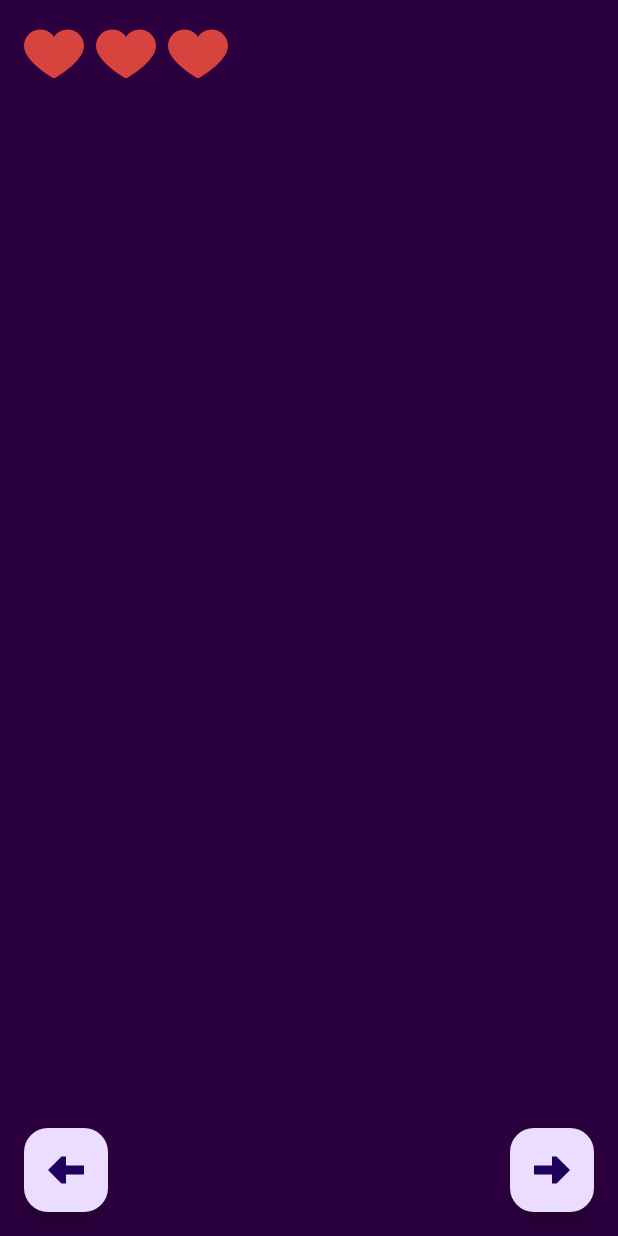
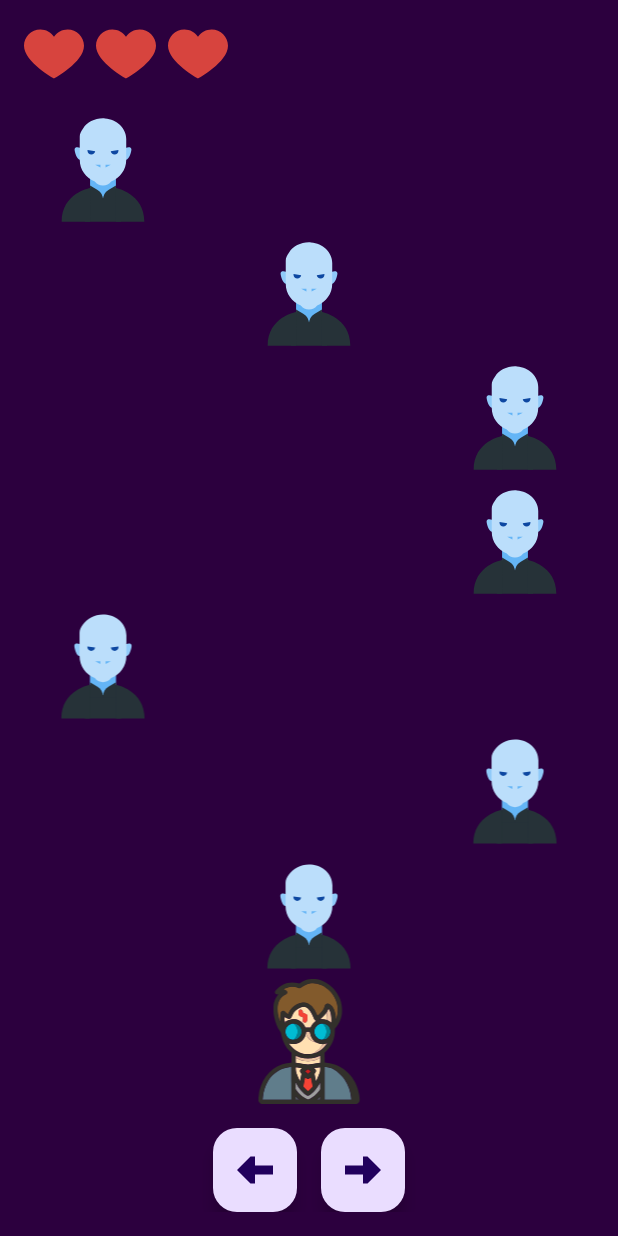
Before and after one commit to hadardv/HarryPotter-Android-Game, an Android app: the screen it shows after launch (MainActivity), on a phone screen of 412 x 824 dp. Run offline under Robolectric (Android 15) with nearby library versions, the phone set to English and light mode, and no system bars.

Commit message:
Added game basic logic and design

```diff
--- a/app/src/main/java/com/example/harrypottergame/MainActivity.kt
+++ b/app/src/main/java/com/example/harrypottergame/MainActivity.kt
@@ -1,24 +1,11 @@
 package com.example.harrypottergame
 
-import android.annotation.SuppressLint
-import android.graphics.Rect
 import android.os.Bundle
-import android.os.Handler
-import android.os.Looper
-import android.view.View
 import android.widget.GridLayout
-import android.widget.ImageView
-import android.widget.Toast
-import androidx.activity.enableEdgeToEdge
 import androidx.appcompat.app.AppCompatActivity
 import androidx.appcompat.widget.AppCompatImageView
-import androidx.core.view.ViewCompat
-import androidx.core.view.WindowInsetsCompat
-import com.google.android.material.button.MaterialButton
 import com.google.android.material.floatingactionbutton.FloatingActionButton
-import com.google.android.material.textview.MaterialTextView
 import logic.GameManager
-import kotlin.random.Random
 
 class MainActivity : AppCompatActivity() {
 
@@ -26,31 +13,36 @@ class MainActivity : AppCompatActivity() {
     private lateinit var main_BTN_rightArrow: FloatingActionButton
     private lateinit var hearts: Array<AppCompatImageView>
     private lateinit var gameManager: GameManager
-
+    private lateinit var gridLayout: GridLayout
 
     override fun onCreate(savedInstanceState: Bundle?) {
         super.onCreate(savedInstanceState)
         setContentView(R.layout.activity_main)
+
+        findViews()
         initViews()
-        findViews()
-        gameManager = GameManager(hearts = hearts)
+
+        gameManager = GameManager(gridLayout, hearts, this)
         gameManager.startGame()
     }
-
-    private fun initViews() {
-        main_BTN_leftArrow.setOnClickListener{gameManager.moveHarry(-1)}
-        main_BTN_rightArrow.setOnClickListener{gameManager.moveHarry(1)}
-    }
-
 
     private fun findViews() {
         main_BTN_leftArrow = findViewById(R.id.main_BTN_leftArrow)
         main_BTN_rightArrow = findViewById(R.id.main_BTN_rightArrow)
-
         hearts = arrayOf(
             findViewById(R.id.main_IMG_heart1),
             findViewById(R.id.main_IMG_heart2),
             findViewById(R.id.main_IMG_heart3)
         )
+        gridLayout = findViewById(R.id.main_grid)
+    }
+
+    private fun initViews() {
+        main_BTN_leftArrow.setOnClickListener {
+            gameManager.moveHarry(-1) // Move Harry left
+        }
+        main_BTN_rightArrow.setOnClickListener {
+            gameManager.moveHarry(1) // Move Harry right
+        }
     }
 }
--- a/app/src/main/java/logic/GameManager.kt
+++ b/app/src/main/java/logic/GameManager.kt
@@ -1,25 +1,184 @@
 package logic
 
+import android.content.Context
+import android.os.Handler
+import android.os.Looper
+import android.util.Log
+import android.view.View
+import android.widget.GridLayout
+import android.widget.ImageView
+import android.widget.Toast
 import androidx.appcompat.widget.AppCompatImageView
+import com.example.harrypottergame.R
+import kotlinx.coroutines.Runnable
+import kotlin.random.Random
 
-class GameManager (private val hearts: Array<AppCompatImageView>) {
+class GameManager(private val gridLayout: GridLayout,
+                  private val hearts: Array<AppCompatImageView>,
+                  private val context: Context) {
 
-    fun startGame(){
-        TODO()
+    private var handler = Handler(Looper.getMainLooper())
+    private var isGameRunning = true
+    private var lives = 3
+    private var harryLane = 1
+    private val rows = 8
+    private val cols = 3
+    private val grid: Array<Array<AppCompatImageView>> = Array(rows) {
+        Array(cols) { AppCompatImageView(context) }
     }
 
-    fun moveHarry(index:Int) {
-        TODO()
-    }
-    fun updateLives(){
-        TODO()
+    init {
+        initializeGrid()
     }
 
-    fun checkCollision(){
-        TODO()
+    private fun initializeGrid() {
+        for (row in 0 until rows) {
+            for (col in 0 until cols) {
+                val imageView = createGridCell()
+                grid[row][col] = imageView
+                gridLayout.addView(imageView)
+            }
+        }
+
+        // Set Harry's initial position
+        grid[rows - 1][harryLane].apply {
+            visibility = View.VISIBLE
+            setImageResource(R.drawable.harry)
+        }
     }
 
-    fun isGameOver(){
-        TODO()
+    private fun createGridCell(): AppCompatImageView {
+        return AppCompatImageView(context).apply {
+            layoutParams = GridLayout.LayoutParams().apply {
+                width = 0
+                height = 0
+                columnSpec = GridLayout.spec(GridLayout.UNDEFINED, 1f)
+                rowSpec = GridLayout.spec(GridLayout.UNDEFINED, 1f)
+            }
+            scaleType = ImageView.ScaleType.FIT_CENTER
+            visibility = View.INVISIBLE
+        }
+    }
+
+    fun startGame() {
+        handler.postDelayed(object : Runnable {
+            override fun run() {
+                if (!isGameRunning) return
+
+                moveVoldemortDown()
+                checkCollision()
+                spawnVoldemorts()
+
+                handler.postDelayed(this, 1000)
+            }
+        }, 1000)
+    }
+
+    fun moveHarry(index: Int) {
+        grid[rows - 1][harryLane].apply {
+            visibility = View.INVISIBLE
+            setImageResource(0)
+        }
+        harryLane = (harryLane + index).coerceIn(0, cols - 1)
+        grid[rows - 1][harryLane].apply {
+            visibility = View.VISIBLE
+            setImageResource(R.drawable.harry)
+        }
+    }
+
+    fun moveVoldemortDown() {
+        for (row in rows - 2 downTo 0) { // Start from the second last row and move up
+            for (col in 0 until cols) {
+                val currentCell = grid[row][col]
+                if (currentCell.tag == "voldemort") {
+                    val newCell = grid[row + 1][col]
+
+                    // Handle Voldemorts moving to row 7
+                    if (row + 1 == rows - 1) {
+                        // Clear Voldemort if it's at row 7
+                        currentCell.apply {
+                            visibility = View.INVISIBLE
+                            setImageResource(0)
+                            tag = null
+                        }
+                        newCell.apply {
+                            visibility = View.INVISIBLE
+                            setImageResource(0)
+                            tag = null
+                        }
+                        continue
+                    }
+
+                    // Move Voldemort down
+                    newCell.apply {
+                        visibility = View.VISIBLE
+                        setImageResource(R.drawable.lord_voldemort)
+                        tag = "voldemort"
+                    }
+
+                    // Clear old position
+                    currentCell.apply {
+                        visibility = View.INVISIBLE
+                        setImageResource(0)
+                        tag = null
+                    }
+                }
+            }
+        }
+    }
+
+    fun spawnVoldemorts() {
+        val voldemortCount = Random.nextInt(1, 2) // Random number of Voldemorts
+        val positions = (0 until cols).shuffled().take(voldemortCount)
+
+        for (col in positions) {
+            val topCell = grid[0][col]
+
+            // Skip if there's already a Voldemort in this cell
+            if (topCell.tag == "voldemort") continue
+
+            topCell.apply {
+                visibility = View.VISIBLE
+                setImageResource(R.drawable.lord_voldemort)
+                tag = "voldemort"
+            }
+        }
+    }
+
+
+    fun checkCollision() {
+        val harryCell = grid[rows - 1][harryLane]
+
+        // Check if the Voldemort's tag is in Harry's lane
+        if (harryCell.tag == "voldemort") {
+            lives-- // Reduce lives
+            updateLives()
+
+            Toast.makeText(context, "Voldemort hit Harry!", Toast.LENGTH_SHORT).show()
+
+            // Clear Voldemort
+            harryCell.apply {
+                visibility = View.INVISIBLE
+                setImageResource(0)
+                tag = null
+            }
+
+            // End game if no lives are left
+            if (lives <= 0) {
+                endGame()
+            }
+        }
+    }
+
+    private fun updateLives() {
+        for (i in hearts.indices) {
+            hearts[i].visibility = if (i < lives) View.VISIBLE else View.INVISIBLE
+        }
+    }
+
+    private fun endGame() {
+        isGameRunning = false
+        handler.removeCallbacksAndMessages(null)
+        Toast.makeText(context, "Voldemort killed Harry :(", Toast.LENGTH_SHORT).show()
     }
 }
--- a/app/src/main/res/layout/activity_main.xml
+++ b/app/src/main/res/layout/activity_main.xml
@@ -1,19 +1,18 @@
-<?xml version="1.0" encoding="utf-8"?>
-<RelativeLayout xmlns:android="http://schemas.android.com/apk/res/android"
+<LinearLayout
+    xmlns:android="http://schemas.android.com/apk/res/android"
     xmlns:app="http://schemas.android.com/apk/res-auto"
-    xmlns:tools="http://schemas.android.com/tools"
     android:layout_width="match_parent"
     android:layout_height="match_parent"
-    tools:context=".MainActivity"
+    android:orientation="vertical"
     android:background="@color/background">
 
-    <!-- Top Hearts -->
+    <!-- Hearts -->
     <LinearLayout
         android:layout_width="wrap_content"
         android:layout_height="wrap_content"
-        android:layout_alignParentTop="true"
-        android:layout_margin="16dp"
-        android:orientation="horizontal">
+        android:orientation="horizontal"
+        android:gravity="center_horizontal"
+        android:layout_margin="16dp">
         <ImageView
             android:id="@+id/main_IMG_heart1"
             android:layout_width="40dp"
@@ -33,41 +32,35 @@
             android:src="@drawable/heart" />
     </LinearLayout>
 
-    <!-- Game Grid -->
+    <!-- GridLayout -->
     <GridLayout
         android:id="@+id/main_grid"
         android:layout_width="match_parent"
         android:layout_height="0dp"
-        android:layout_margin="16dp"
-        android:layout_below="@id/main_IMG_heart1"
-        android:layout_above="@+id/main_BTN_leftArrow"
+        android:layout_weight="1"
         android:rowCount="8"
         android:columnCount="3"
-        android:layout_weight="1"
-        tools:ignore="NotSibling">
-    </GridLayout>
+         />
 
-    <!-- Left Button -->
+    <!-- Controls -->
+    <LinearLayout
+        android:layout_width="match_parent"
+        android:layout_height="wrap_content"
+        android:gravity="center"
+        android:orientation="horizontal"
+        android:layout_margin="16dp">
+
         <com.google.android.material.floatingactionbutton.FloatingActionButton
             android:id="@+id/main_BTN_leftArrow"
             android:layout_width="wrap_content"
             android:layout_height="wrap_content"
-        android:layout_alignParentBottom="true"
-        android:layout_alignParentStart="true"
-        android:layout_marginStart="16dp"
-        android:layout_marginBottom="16dp"
+            android:layout_marginEnd="16dp"
             app:srcCompat="@drawable/arrow_left_svgrepo_com" />
 
-    <!-- Right Button -->
         <com.google.android.material.floatingactionbutton.FloatingActionButton
             android:id="@+id/main_BTN_rightArrow"
             android:layout_width="wrap_content"
             android:layout_height="wrap_content"
-        android:layout_alignParentBottom="true"
-        android:layout_alignParentEnd="true"
-        android:layout_marginEnd="16dp"
-        android:layout_marginBottom="16dp"
             app:srcCompat="@drawable/arrow_right_svgrepo_com" />
-
-
-</RelativeLayout>
+    </LinearLayout>
+</LinearLayout>
```
Lines whose indentation alone changed are shown as unchanged.
